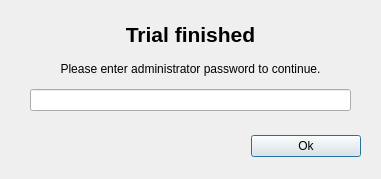
Qt form UI/passdialog.ui (garrisoh/Simon-ConCATination) before a commit.
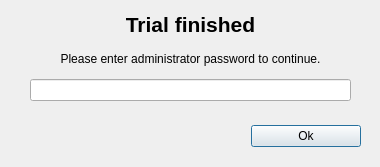
The same form after that commit.

Commit message: 'Finished' MouseManager, fixed issue with passdialog.  It compiles on my machine, I swear.

Diff of the .ui file:
```diff
--- a/UI/passdialog.ui
+++ b/UI/passdialog.ui
@@ -6,18 +6,18 @@
    <rect>
     <x>0</x>
     <y>0</y>
-    <width>381</width>
-    <height>179</height>
+    <width>380</width>
+    <height>167</height>
    </rect>
   </property>
   <property name="windowTitle">
    <string>Trial Finished</string>
   </property>
-  <widget class="QWidget" name="">
+  <widget class="QWidget" name="layoutWidget">
    <property name="geometry">
     <rect>
      <x>30</x>
-     <y>20</y>
+     <y>10</y>
      <width>321</width>
      <height>91</height>
     </rect>
@@ -66,11 +66,11 @@
     </item>
    </layout>
   </widget>
-  <widget class="QWidget" name="">
+  <widget class="QWidget" name="layoutWidget_2">
    <property name="geometry">
     <rect>
      <x>30</x>
-     <y>130</y>
+     <y>120</y>
      <width>331</width>
      <height>32</height>
     </rect>
```
Left out of the diff: 2 changed lines with no effect on the pictures. The commit also changes 13 other files.
